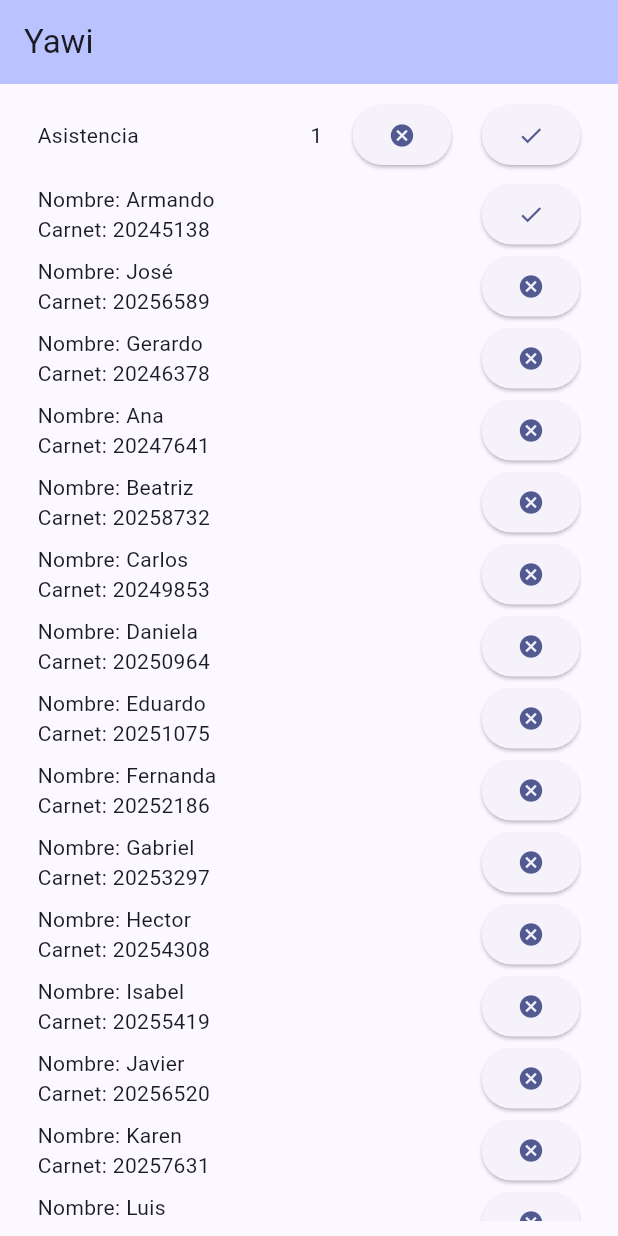
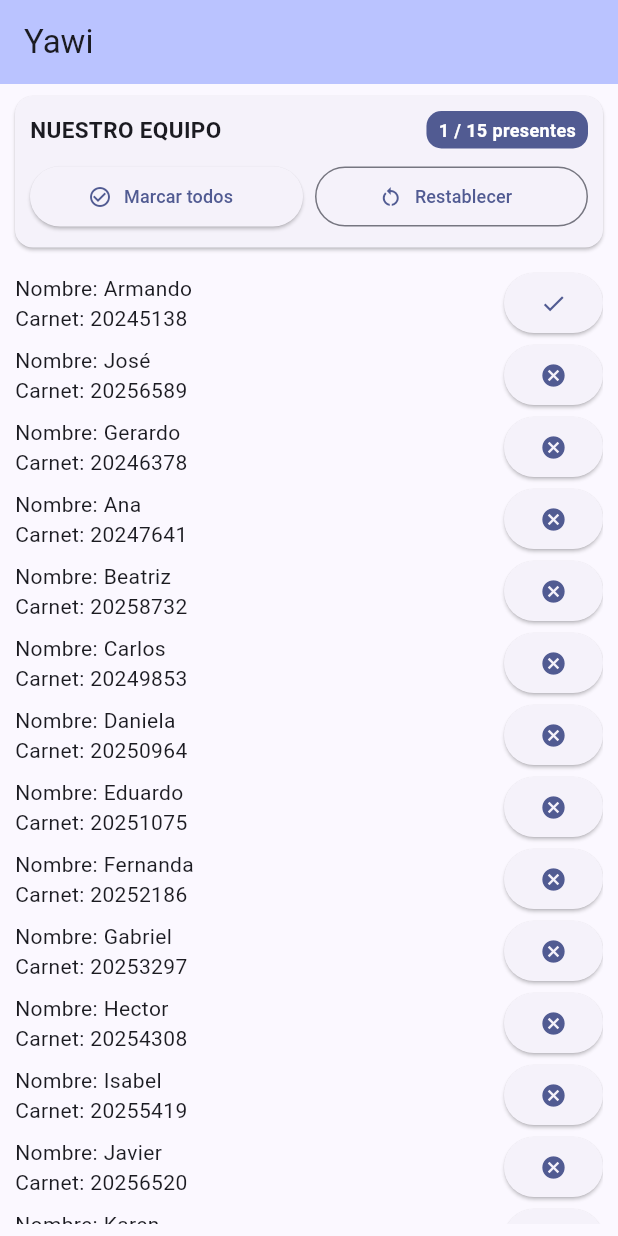
Before and after one commit to Armando-J-Salgado/controlador_de_asistencia, a Flutter app: the screen it shows after launch, on a phone screen of 412 x 824 dp. Run offline on Flutter 3.47's test engine with Material 3 defaults, Android fonts, the phone set to English and light mode, and no system bars.

Commit message:
Correccion de desbordamiento en 360px

```diff
--- a/lib/main.dart
+++ b/lib/main.dart
@@ -14,7 +14,7 @@ class MyApp extends StatelessWidget {
     return MaterialApp(
       title: 'Yawi',
       theme: ThemeData(
-        colorScheme: .fromSeed(seedColor: Colors.indigoAccent),
+        colorScheme: ColorScheme.fromSeed(seedColor: Colors.indigoAccent),
       ),
       home: const MyHomePage(title: 'Yawi'),
     );
@@ -57,7 +57,7 @@ class _MyHomePageState extends State<MyHomePage> {
         title: Text(widget.title),
       ),
       body: Padding(
-        padding: const EdgeInsets.symmetric(horizontal: 25,vertical:10),
+        padding: const EdgeInsets.symmetric(horizontal: 10,vertical:8),
         child: Tabla(estudiantes: estudiantes)),
     );
   }
--- a/lib/widgets/linea_estudiante.dart
+++ b/lib/widgets/linea_estudiante.dart
@@ -21,16 +21,28 @@ class _EstadoLineaEstudiante extends State<LineaEstudiante> {
 @override
 Widget build(BuildContext context) {
   return Center(
-        child: Row(mainAxisAlignment: MainAxisAlignment.spaceBetween, crossAxisAlignment: CrossAxisAlignment.center,
+    child: Row(
+      mainAxisAlignment: MainAxisAlignment.spaceBetween,
+      crossAxisAlignment: CrossAxisAlignment.center,
       children: [
-          Column(mainAxisAlignment: MainAxisAlignment.center, crossAxisAlignment: CrossAxisAlignment.start,
+        Expanded(
+          child: Column(
+            mainAxisAlignment: MainAxisAlignment.center,
+            crossAxisAlignment: CrossAxisAlignment.start,
             children: [
-            Text("${widget.estudiante}")
-          ],),
-          Column(mainAxisAlignment: MainAxisAlignment.center, crossAxisAlignment: CrossAxisAlignment.end,
-          children: [
-            ElevatedButton(onPressed: _marcarAsistencia, child: widget.estudiante.asistencia ? Icon(Icons.check) : Icon(Icons.cancel))
-          ],)
+              Text(
+                "${widget.estudiante}",
+                overflow: TextOverflow.ellipsis,
+              ),
+            ],
+          ),
+        ),
+        ElevatedButton(
+          onPressed: _marcarAsistencia,
+          child: widget.estudiante.asistencia
+              ? const Icon(Icons.check)
+              : const Icon(Icons.cancel),
+        ),
       ],
     ),
   );
--- a/lib/widgets/tabla.dart
+++ b/lib/widgets/tabla.dart
@@ -66,28 +66,58 @@ class _EstadoTabla extends State<Tabla> {
         crossAxisAlignment: CrossAxisAlignment.center,
         spacing: 5,
         children: [
+          Card(
+            margin: const EdgeInsets.only(bottom: 8),
+            child: Padding(
+              padding: const EdgeInsets.all(10),
+              child: Column(
+                children: [
                   Row(
                     mainAxisAlignment: MainAxisAlignment.spaceBetween,
-            crossAxisAlignment: CrossAxisAlignment.center,
                     children: [
-              Text('Asistencia'),
+                      const Expanded(
+                        child: Text(
+                          'NUESTRO EQUIPO',
+                          style: TextStyle(fontWeight: FontWeight.bold, fontSize: 15),
+                            overflow: TextOverflow.ellipsis,
+                          ),
+                        ),
+                        Container(
+                          padding: const EdgeInsets.symmetric(horizontal: 8, vertical: 4),
+                          decoration: BoxDecoration(
+                            color: Theme.of(context).colorScheme.primary,
+                            borderRadius: BorderRadius.circular(10),
+                          ),
+                          child: Text(
+                            '$asistencias / ${widget.estudiantes.length} presentes',
+                            style: const TextStyle(color: Colors.white, fontWeight: FontWeight.bold, fontSize: 12),
+                          ),
+                        ),
+                    ],
+                  ),
+                  const SizedBox(height: 8),
                   Row(
-                mainAxisAlignment: MainAxisAlignment.center,
-                crossAxisAlignment: CrossAxisAlignment.center,
-                spacing: 20,
                     children: [
-                  Text("$asistencias"),
-                  ElevatedButton(
+                      Expanded(
+                        child: ElevatedButton.icon(
+                          onPressed: _marcarTodos,
+                          icon: const Icon(Icons.check_circle_outline, size: 16),
+                          label: const Text('Marcar todos', style: TextStyle(fontSize: 12)),
+                        ),
+                      ),
+                      const SizedBox(width: 8),
+                      Expanded(
+                        child: OutlinedButton.icon(
                           onPressed: _reiniciarEstado,
-                    child: Icon(Icons.cancel),
+                          icon: const Icon(Icons.restart_alt, size: 16),
+                          label: const Text('Restablecer', style: TextStyle(fontSize: 12)),
                         ),
-                  ElevatedButton(
-                    onPressed: _marcarTodos,
-                    child: Icon(Icons.check),
                       ),
                     ],
                   ),
                 ],
+              ),
+            ),
           ),
           Expanded(
             child: ListView.builder(
```
Lines whose indentation alone changed are shown as unchanged.
